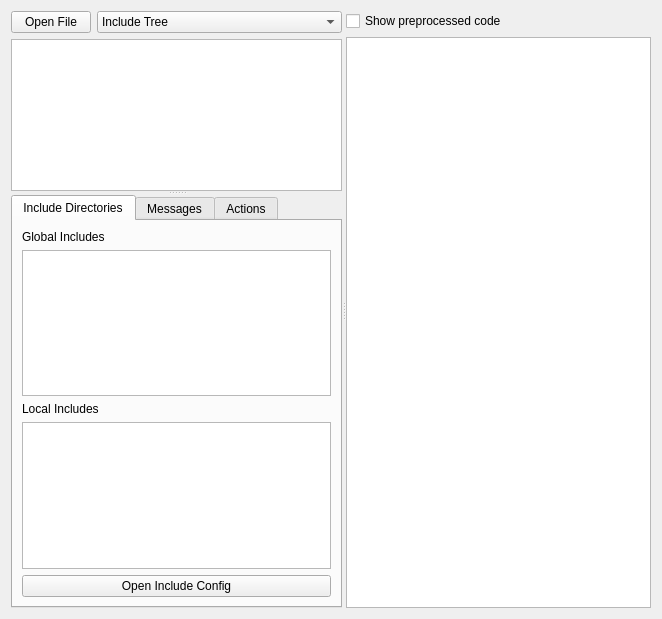
This is cppchecks/gui/parseresultwidget.ui in Krazy-collection/krazy as Qt 5 draws it before an edit. The edited form follows.
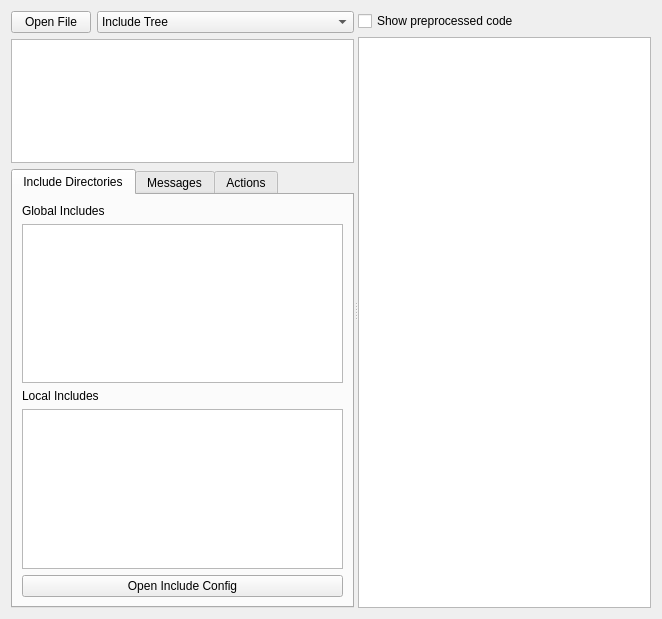
This is the edited form.

Commit message: Finaly some sane default layout for the ui.

What changed in the file:
```diff
--- a/cppchecks/gui/parseresultwidget.ui
+++ b/cppchecks/gui/parseresultwidget.ui
@@ -15,24 +15,17 @@
   </property>
   <layout class="QGridLayout" name="gridLayout_4">
    <item row="0" column="0">
-    <widget class="QSplitter" name="splitter_2">
+    <widget class="QSplitter" name="splitter">
+     <property name="frameShadow">
+      <enum>QFrame::Raised</enum>
+     </property>
      <property name="orientation">
       <enum>Qt::Horizontal</enum>
      </property>
      <property name="opaqueResize">
       <bool>false</bool>
      </property>
-     <widget class="QSplitter" name="splitter">
-      <property name="sizePolicy">
-       <sizepolicy hsizetype="Minimum" vsizetype="Preferred">
-        <horstretch>0</horstretch>
-        <verstretch>0</verstretch>
-       </sizepolicy>
-      </property>
-      <property name="orientation">
-       <enum>Qt::Vertical</enum>
-      </property>
-      <widget class="QWidget" name="layoutWidget">
+     <widget class="QWidget" name="">
        <layout class="QVBoxLayout" name="verticalLayout">
         <item>
          <layout class="QHBoxLayout" name="horizontalLayout">
@@ -82,12 +75,17 @@
           </property>
          </widget>
         </item>
-       </layout>
-      </widget>
+       <item>
       <widget class="QTabWidget" name="m_tabs">
        <property name="enabled">
         <bool>true</bool>
        </property>
+         <property name="minimumSize">
+          <size>
+           <width>300</width>
+           <height>0</height>
+          </size>
+         </property>
        <property name="currentIndex">
         <number>0</number>
        </property>
@@ -206,8 +204,10 @@
         </layout>
        </widget>
       </widget>
+       </item>
+      </layout>
      </widget>
-     <widget class="QWidget" name="layoutWidget">
+     <widget class="QWidget" name="">
       <layout class="QVBoxLayout" name="verticalLayout_2">
        <item>
         <widget class="QCheckBox" name="m_preprocessedCheck">
```
Left out of the diff: 2 changed lines with no effect on the pictures. Lines whose indentation alone changed are shown as unchanged. The commit also changes 1 other file.
